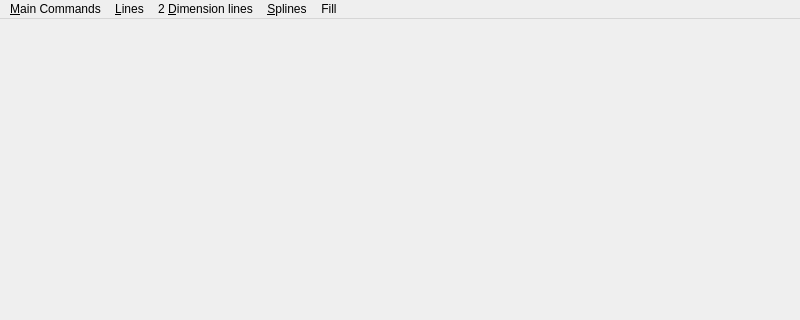
Old version of the form ГИИСиКГ/_Практика/Graphic/main.ui in the repository sidorovis/restudy; both pictures show x 0 to 800 and y 0 to 320 of the 800 by 600 pixel window.
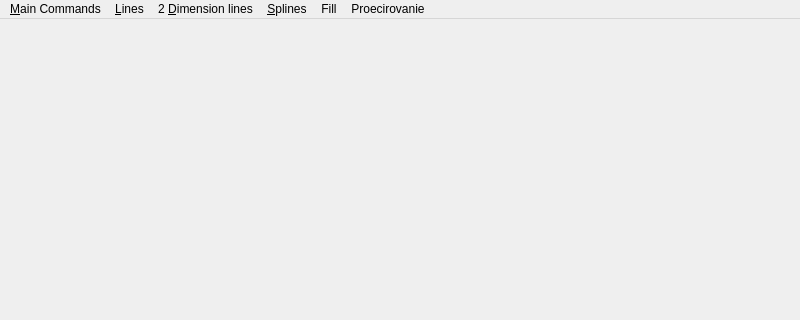
New version of the form.

Patch:
```diff
--- a/ГИИСиКГ/_Практика/Graphic/main.ui
+++ b/ГИИСиКГ/_Практика/Graphic/main.ui
@@ -57,11 +57,19 @@
     <addaction name="actionCreateConvex" />
     <addaction name="actionFill" />
    </widget>
+   <widget class="QMenu" name="menuProecirovanie" >
+    <property name="title" >
+     <string>Proecirovanie</string>
+    </property>
+    <addaction name="actionProecirovanie_mode" />
+    <addaction name="actionNormal_mode" />
+   </widget>
    <addaction name="menuMain_Commands" />
    <addaction name="menuLines" />
    <addaction name="menu2_dimension_lines" />
    <addaction name="menuSplines" />
    <addaction name="menuFill" />
+   <addaction name="menuProecirovanie" />
   </widget>
   <widget class="QStatusBar" name="statusbar" />
   <action name="actionADC" >
```
Left out of the diff: 10 changed lines with no effect on the pictures.
